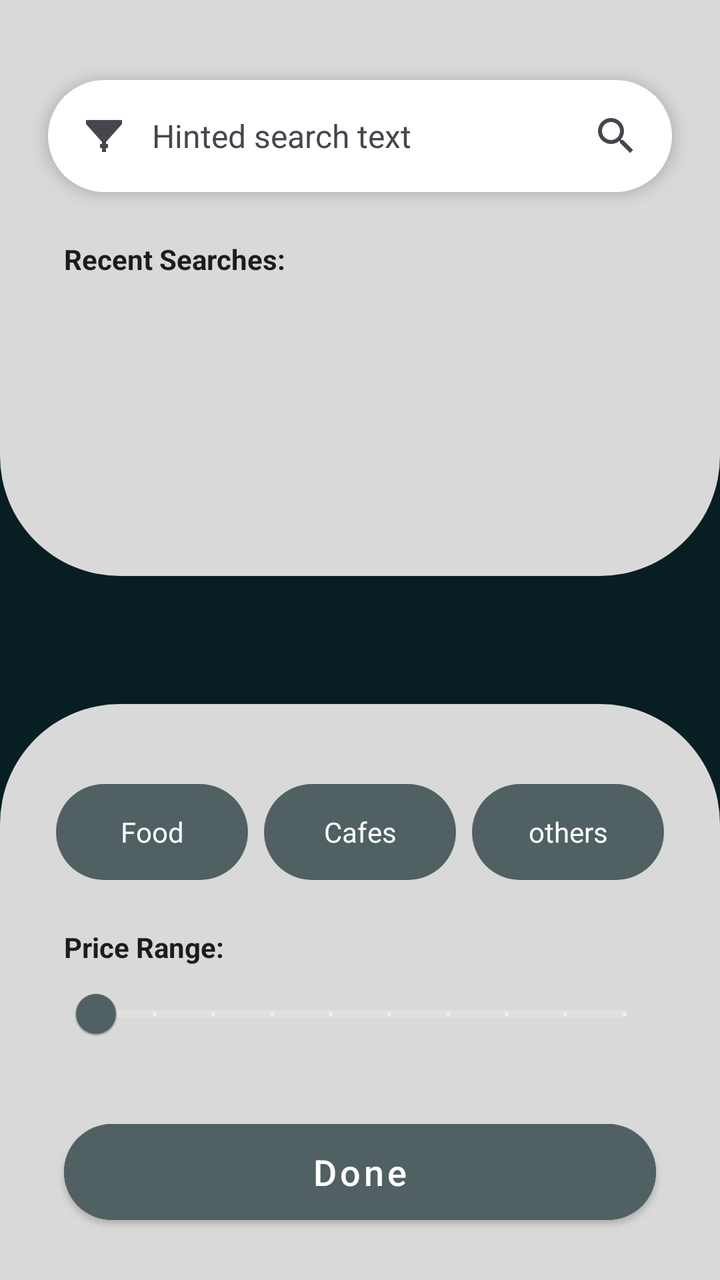
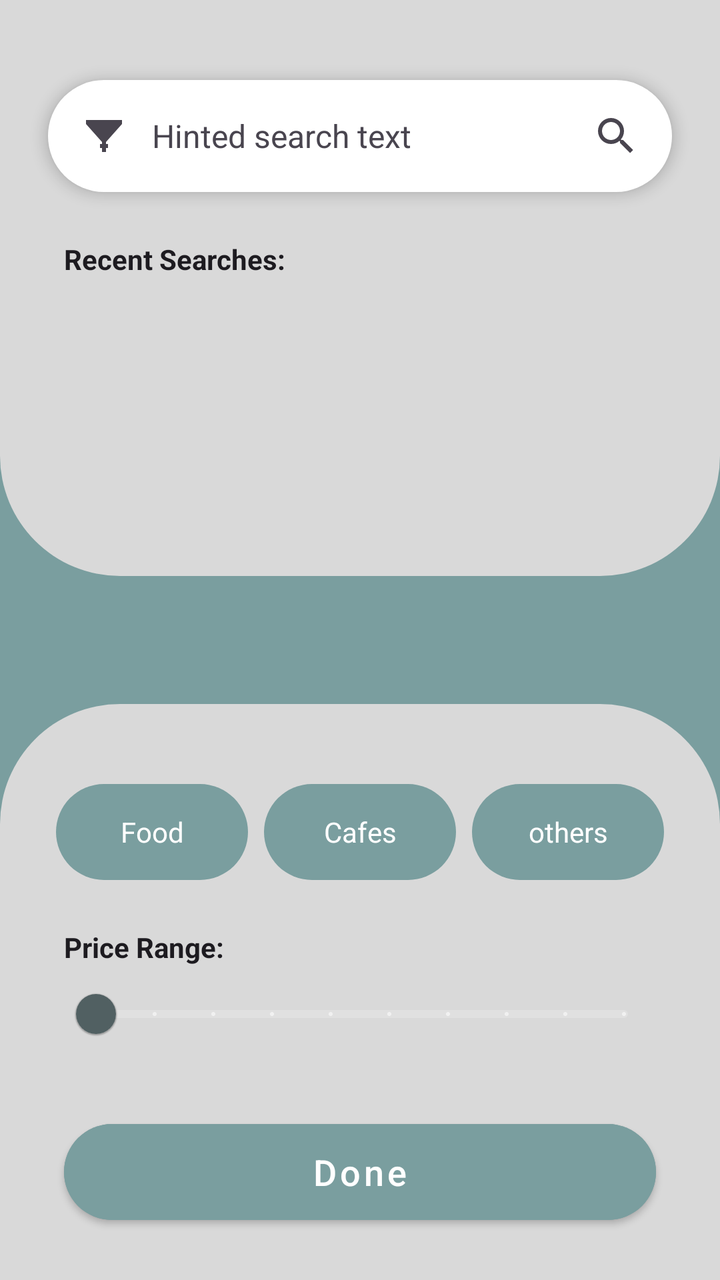

Screens rendered from an Android XML layout before and after an edit, with the pre-edit source and the edit as a unified diff.
<!-- AndroidManifest.xml: application theme Theme.Trial2 -->
<!-- res/layout/activity_filters.xml -->
<?xml version="1.0" encoding="utf-8"?>
<androidx.constraintlayout.widget.ConstraintLayout xmlns:android="http://schemas.android.com/apk/res/android"
    xmlns:app="http://schemas.android.com/apk/res-auto"
    xmlns:tools="http://schemas.android.com/tools"
    android:id="@+id/main"
    android:layout_width="match_parent"
    android:layout_height="match_parent"
    android:background="@color/DarkSlate"
    tools:context=".FiltersActivity">

    
    <View
        android:id="@+id/topCard"
        android:layout_width="match_parent"
        android:layout_height="0dp"
        android:background="@drawable/search_content_bg"
        app:layout_constraintHeight_percent="0.45"
        app:layout_constraintTop_toTopOf="parent" />

    <LinearLayout
        android:id="@+id/searchBar"
        android:layout_width="match_parent"
        android:layout_height="56dp"
        android:layout_marginHorizontal="24dp"
        android:layout_marginTop="40dp"
        android:background="@drawable/white_pill_bg"
        android:elevation="4dp"
        android:gravity="center_vertical"
        android:orientation="horizontal"
        android:paddingHorizontal="16dp"
        app:layout_constraintTop_toTopOf="parent">

        <ImageView
            android:layout_width="24dp"
            android:layout_height="24dp"
            android:src="@drawable/ic_filter"
            app:tint="#49454F" />

        <TextView
            android:layout_width="0dp"
            android:layout_height="wrap_content"
            android:layout_marginHorizontal="12dp"
            android:layout_weight="1"
            android:text="Hinted search text"
            android:textColor="#49454F"
            android:textSize="16sp" />

        <ImageView
            android:layout_width="24dp"
            android:layout_height="24dp"
            android:src="@drawable/ic_search"
            app:tint="#49454F" />
    </LinearLayout>

    <TextView
        android:id="@+id/tvRecentSearches"
        android:layout_width="wrap_content"
        android:layout_height="wrap_content"
        android:layout_marginStart="32dp"
        android:layout_marginTop="24dp"
        android:text="Recent Searches:"
        android:textColor="#1D1B20"
        android:textSize="14sp"
        android:textStyle="bold"
        app:layout_constraintStart_toStartOf="parent"
        app:layout_constraintTop_toBottomOf="@id/searchBar" />

    
    <View
        android:id="@+id/bottomCard"
        android:layout_width="match_parent"
        android:layout_height="0dp"
        android:background="@drawable/filter_content_bg"
        app:layout_constraintBottom_toBottomOf="parent"
        app:layout_constraintHeight_percent="0.45" />

    <LinearLayout
        android:id="@+id/categoriesRow"
        android:layout_width="match_parent"
        android:layout_height="wrap_content"
        android:layout_marginTop="40dp"
        android:gravity="center"
        android:orientation="horizontal"
        android:paddingHorizontal="24dp"
        app:layout_constraintTop_toTopOf="@id/bottomCard">

        <TextView
            android:layout_width="0dp"
            android:layout_height="48dp"
            android:layout_marginHorizontal="4dp"
            android:layout_weight="1"
            android:background="@drawable/dark_pill_bg"
            android:gravity="center"
            android:text="Food"
            android:textColor="@color/white" />

        <TextView
            android:layout_width="0dp"
            android:layout_height="48dp"
            android:layout_marginHorizontal="4dp"
            android:layout_weight="1"
            android:background="@drawable/dark_pill_bg"
            android:gravity="center"
            android:text="Cafes"
            android:textColor="@color/white" />

        <TextView
            android:layout_width="0dp"
            android:layout_height="48dp"
            android:layout_marginHorizontal="4dp"
            android:layout_weight="1"
            android:background="@drawable/dark_pill_bg"
            android:gravity="center"
            android:text="others"
            android:textColor="@color/white" />
    </LinearLayout>

    <TextView
        android:id="@+id/tvPriceRange"
        android:layout_width="wrap_content"
        android:layout_height="wrap_content"
        android:layout_marginStart="32dp"
        android:layout_marginTop="24dp"
        android:text="Price Range:"
        android:textColor="#1D1B20"
        android:textSize="14sp"
        android:textStyle="bold"
        app:layout_constraintStart_toStartOf="parent"
        app:layout_constraintTop_toBottomOf="@id/categoriesRow" />

    <com.google.android.material.slider.Slider
        android:id="@+id/priceSlider"
        android:layout_width="match_parent"
        android:layout_height="wrap_content"
        android:layout_marginHorizontal="32dp"
        android:stepSize="100.0"
        android:value="100.0"
        android:valueFrom="100.0"
        android:valueTo="1000.0"
        app:layout_constraintTop_toBottomOf="@id/tvPriceRange"
        app:thumbColor="#516062"
        app:trackColorActive="#516062"
        app:trackColorInactive="#E0E0E0" />

    <Button
        android:id="@+id/btnDone"
        android:layout_width="match_parent"
        android:layout_height="60dp"
        android:layout_marginHorizontal="32dp"
        android:layout_marginBottom="24dp"
        android:backgroundTint="#516062"
        android:text="Done"
        android:textAllCaps="false"
        android:textColor="@color/white"
        android:textSize="18sp"
        app:cornerRadius="30dp"
        app:layout_constraintBottom_toBottomOf="parent"
        android:onClick="Done"/>

</androidx.constraintlayout.widget.ConstraintLayout>
<!-- resources referenced by this layout -->
<resources>
  <color name="DarkSlate">#071E22</color>
  <color name="white">#FFFFFFFF</color>
  <!-- drawable dark_pill_bg (drawable) -->
  <?xml version="1.0" encoding="utf-8"?>
  <shape xmlns:android="http://schemas.android.com/apk/res/android">
      <solid android:color="#516062" />
      <corners android:radius="30dp" />
  </shape>
  <!-- drawable filter_content_bg (drawable) -->
  <?xml version="1.0" encoding="utf-8"?>
  <shape xmlns:android="http://schemas.android.com/apk/res/android">
      <solid android:color="#D9D9D9" />
      <corners
          android:topLeftRadius="60dp"
          android:topRightRadius="60dp" />
  </shape>
  <!-- drawable ic_filter (drawable) -->
  <vector xmlns:android="http://schemas.android.com/apk/res/android"
      android:width="24dp"
      android:height="24dp"
      android:viewportWidth="24"
      android:viewportHeight="24">
      <path
          android:fillColor="#000000"
          android:pathData="M10,18h4v-2h-4v2zM3,4v2l8,9v5h2v-5l8,-9V4H3z" />
  </vector>
  <!-- drawable ic_search (drawable) -->
  <vector xmlns:android="http://schemas.android.com/apk/res/android"
      android:width="24dp"
      android:height="24dp"
      android:viewportWidth="24"
      android:viewportHeight="24">
      <path
          android:fillColor="#000000"
          android:pathData="M15.5,14H14.71L14.43,13.73C15.41,12.59 16,11.11 16,9.5A6.5,6.5 0 1,0 9.5,16C11.11,16 12.59,15.41 13.73,14.43L14,14.71V15.5L19,20.5L20.5,19L15.5,14M9.5,14C7.01,14 5,11.99 5,9.5C5,7.01 7.01,5 9.5,5C11.99,5 14,7.01 14,9.5C14,11.99 11.99,14 9.5,14Z" />
  </vector>
  <!-- drawable search_content_bg (drawable) -->
  <?xml version="1.0" encoding="utf-8"?>
  <shape xmlns:android="http://schemas.android.com/apk/res/android">
      <solid android:color="#D9D9D9" />
      <corners
          android:bottomLeftRadius="60dp"
          android:bottomRightRadius="60dp" />
  </shape>
  <!-- drawable white_pill_bg (drawable) -->
  <?xml version="1.0" encoding="utf-8"?>
  <shape xmlns:android="http://schemas.android.com/apk/res/android">
      <solid android:color="@color/white" />
      <corners android:radius="100dp" />
  </shape>
  <style name="Theme.Trial2" parent="Theme.MaterialComponents.DayNight.NoActionBar">
          
          <item name="android:windowBackground">@color/DarkSlate</item>
          <item name="colorPrimary">@color/white</item>
          <item name="colorPrimaryVariant">@color/purple_700</item>
          <item name="colorOnPrimary">@color/DarkSlate</item>
          
          <item name="colorSecondary">@color/teal_200</item>
          <item name="colorSecondaryVariant">@color/teal_700</item>
          <item name="colorOnSecondary">@color/black</item>
          
          <item name="android:statusBarColor">@color/black</item>
          
      </style>
  <color name="purple_700">#FF3700B3</color>
  <color name="teal_200">#FF03DAC5</color>
  <color name="teal_700">#FF018786</color>
  <color name="black">#FF000000</color>
</resources>

<!-- the commit's change to res/layout/activity_filters.xml (unified diff, before → after) -->
@@ -5,7 +5,7 @@
     android:id="@+id/main"
     android:layout_width="match_parent"
     android:layout_height="match_parent"
-    android:background="@color/DarkSlate"
+    android:background="@color/LightDarkSlate"
     tools:context=".FiltersActivity">
 
     
@@ -148,7 +148,7 @@
         android:layout_height="60dp"
         android:layout_marginHorizontal="32dp"
         android:layout_marginBottom="24dp"
-        android:backgroundTint="#516062"
+        android:backgroundTint="@color/LightDarkSlate"
         android:text="Done"
         android:textAllCaps="false"
         android:textColor="@color/white"
<!-- resource entries referenced after the edit -->
@@ -1,11 +1,11 @@
 <!-- resources referenced by this layout -->
 <resources>
-  <color name="DarkSlate">#071E22</color>
+  <color name="LightDarkSlate">#7A9E9F</color>
   <color name="white">#FFFFFFFF</color>
   <!-- drawable dark_pill_bg (drawable) -->
   <?xml version="1.0" encoding="utf-8"?>
   <shape xmlns:android="http://schemas.android.com/apk/res/android">
-      <solid android:color="#516062" />
+      <solid android:color="@color/LightDarkSlate" />
       <corners android:radius="30dp" />
   </shape>
   <!-- drawable filter_content_bg (drawable) -->
@@ -52,10 +52,10 @@
   </shape>
   <style name="Theme.Trial2" parent="Theme.MaterialComponents.DayNight.NoActionBar">
           
-          <item name="android:windowBackground">@color/DarkSlate</item>
+          <item name="android:windowBackground">@color/LightDarkSlate</item>
           <item name="colorPrimary">@color/white</item>
           <item name="colorPrimaryVariant">@color/purple_700</item>
-          <item name="colorOnPrimary">@color/DarkSlate</item>
+          <item name="colorOnPrimary">@color/LightDarkSlate</item>
           
           <item name="colorSecondary">@color/teal_200</item>
           <item name="colorSecondaryVariant">@color/teal_700</item>
